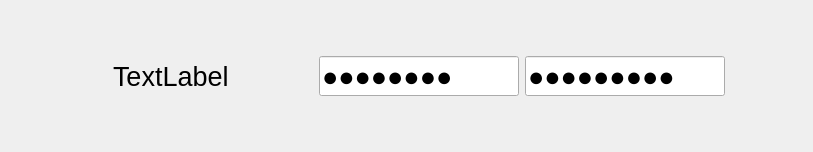
Old version of the form listitem.ui in the repository SamuelYoopiYo/KeyManager.
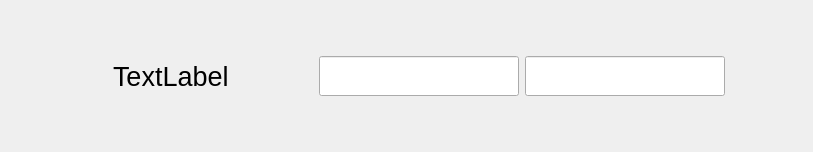
New version of the form.

What changed in the file:
```diff
--- a/listitem.ui
+++ b/listitem.ui
@@ -77,10 +77,10 @@
       </font>
      </property>
      <property name="text">
-      <string>efefefef</string>
+      <string/>
      </property>
      <property name="echoMode">
-      <enum>QLineEdit::Password</enum>
+      <enum>QLineEdit::Normal</enum>
      </property>
     </widget>
    </item>
@@ -104,10 +104,10 @@
       </font>
      </property>
      <property name="text">
-      <string>fefefefef</string>
+      <string/>
      </property>
      <property name="echoMode">
-      <enum>QLineEdit::Password</enum>
+      <enum>QLineEdit::Normal</enum>
      </property>
     </widget>
    </item>
```
